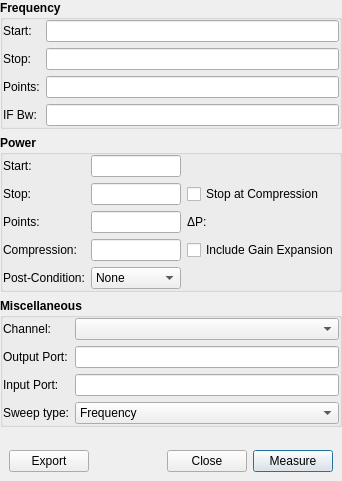
Qt form Core/SettingsPage.ui (Terrabits/PACompressionTest) before a commit.
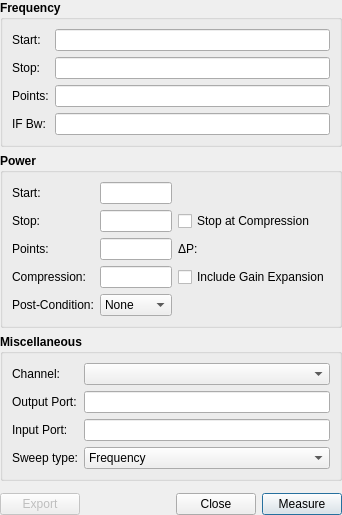
The same form after that commit. Custom widgets are drawn as their Qt base class.

Commit message: Made major changes to Application/MainWindow to incorporate pages, prepare for different application gui states. Needs more work.

Patch:
```diff
--- a/Core/SettingsPage.ui
+++ b/Core/SettingsPage.ui
@@ -39,16 +39,16 @@
      </property>
      <layout class="QGridLayout" name="frequencyGridLayout" columnstretch="0,1">
       <property name="leftMargin">
-       <number>0</number>
+       <number>9</number>
       </property>
       <property name="topMargin">
-       <number>0</number>
+       <number>9</number>
       </property>
       <property name="rightMargin">
-       <number>0</number>
+       <number>9</number>
       </property>
       <property name="bottomMargin">
-       <number>0</number>
+       <number>9</number>
       </property>
       <item row="0" column="0">
        <widget class="QLabel" name="startFrequencyLabel">
@@ -158,16 +158,16 @@
      </property>
      <layout class="QGridLayout" name="powerGridLayout" columnstretch="0,1,0">
       <property name="leftMargin">
-       <number>0</number>
+       <number>9</number>
       </property>
       <property name="topMargin">
-       <number>0</number>
+       <number>9</number>
       </property>
       <property name="rightMargin">
-       <number>0</number>
+       <number>9</number>
       </property>
       <property name="bottomMargin">
-       <number>0</number>
+       <number>9</number>
       </property>
       <item row="0" column="0">
        <widget class="QLabel" name="startPowerLabel">
@@ -380,16 +380,16 @@
      </property>
      <layout class="QGridLayout" name="miscellaneousGridLayout" columnstretch="0,1">
       <property name="leftMargin">
-       <number>0</number>
+       <number>9</number>
       </property>
       <property name="topMargin">
-       <number>0</number>
+       <number>9</number>
       </property>
       <property name="rightMargin">
-       <number>0</number>
+       <number>9</number>
       </property>
       <property name="bottomMargin">
-       <number>0</number>
+       <number>9</number>
       </property>
       <item row="0" column="0">
        <widget class="QLabel" name="channelLabel">
@@ -510,8 +510,23 @@
    <item>
     <widget class="QWidget" name="widget" native="true">
      <layout class="QHBoxLayout" name="buttonHorizontalLayout">
+      <property name="leftMargin">
+       <number>0</number>
+      </property>
+      <property name="topMargin">
+       <number>0</number>
+      </property>
+      <property name="rightMargin">
+       <number>0</number>
+      </property>
+      <property name="bottomMargin">
+       <number>0</number>
+      </property>
       <item>
        <widget class="QPushButton" name="exportButton">
+        <property name="enabled">
+         <bool>false</bool>
+        </property>
         <property name="text">
          <string>Export</string>
         </property>
```
Left out of the diff: 20 changed lines with no effect on the pictures. The commit also changes 33 other files.
